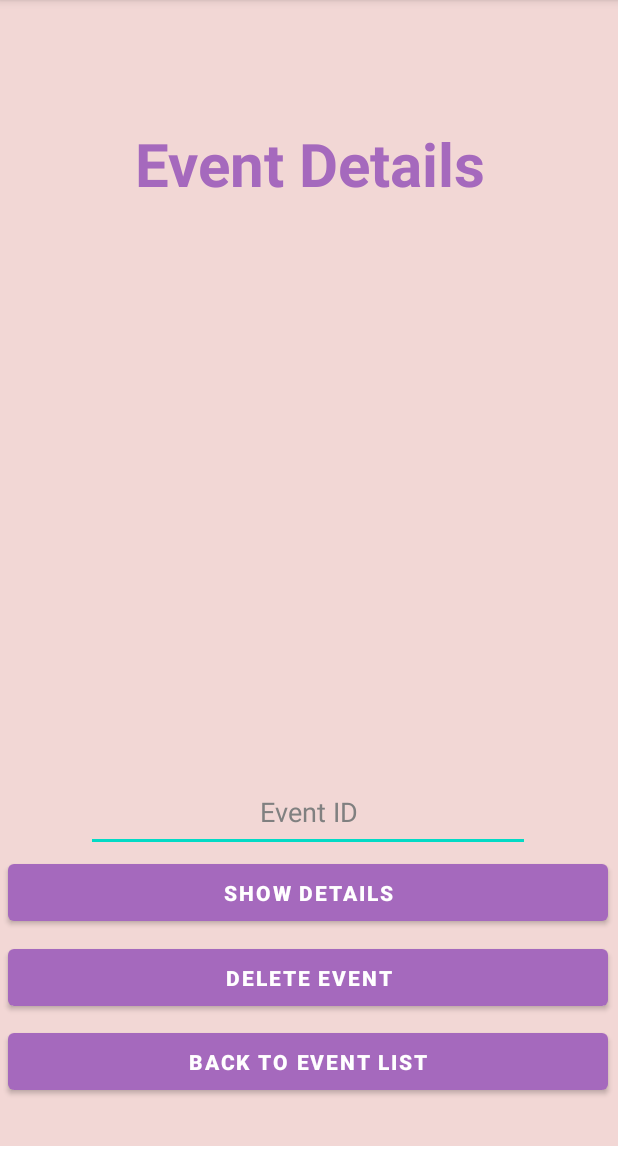
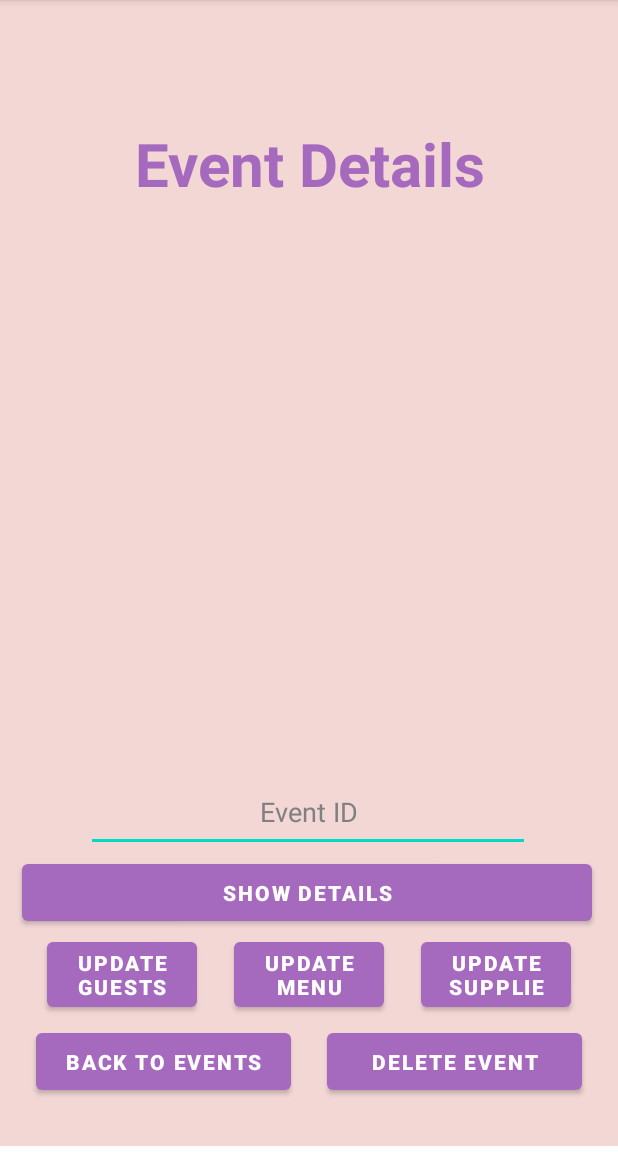
Before and after one commit to Jessica0192/PartyPlanner_Mobile, an Android app: the ViewEventActivity screen opened directly, with no data from a screen before it, on a phone screen of 412 x 824 dp, the part 84-1236 px from its top. Run offline under Robolectric (Android 15) with nearby library versions, the phone set to English and light mode, and no system bars.

Commit message:
Update activity_view_delete_events.xml

```diff
--- a/app/src/main/res/layout/activity_view_delete_events.xml
+++ b/app/src/main/res/layout/activity_view_delete_events.xml
@@ -76,7 +76,7 @@
 
         <Button
             android:id="@+id/btnShowDetails"
-            android:layout_width="400dp"
+            android:layout_width="380dp"
             android:layout_height="50dp"
             android:layout_marginBottom="10dp"
             android:text="Show Details"
@@ -91,8 +91,58 @@
             app:layout_constraintVertical_bias="0.81" />
 
         <Button
+            android:id="@+id/btnUpdateGuests"
+            android:layout_width="100dp"
+            android:layout_height="55dp"
+            android:layout_marginBottom="10dp"
+            android:text="Update Guests"
+            android:textColor="@android:color/white"
+            android:textStyle="bold"
+            app:backgroundTint="@color/purple_btn"
+            app:layout_constraintBottom_toBottomOf="parent"
+            app:layout_constraintEnd_toEndOf="parent"
+            app:layout_constraintHorizontal_bias="0.1"
+            app:layout_constraintStart_toStartOf="parent"
+            app:layout_constraintTop_toTopOf="parent"
+            app:layout_constraintVertical_bias="0.89" />
+
+        <Button
+            android:id="@+id/btnUpdateMenu"
+            android:layout_width="100dp"
+            android:layout_height="55dp"
+            android:layout_marginBottom="10dp"
+            android:text="Update Menu"
+            android:textColor="@android:color/white"
+            android:textStyle="bold"
+            app:backgroundTint="@color/purple_btn"
+            app:layout_constraintBottom_toBottomOf="parent"
+            app:layout_constraintEnd_toEndOf="parent"
+            app:layout_constraintHorizontal_bias="0.5"
+            app:layout_constraintStart_toStartOf="parent"
+            app:layout_constraintTop_toTopOf="parent"
+            app:layout_constraintVertical_bias="0.89" />
+
+        <Button
+            android:id="@+id/btnUpdateSupply"
+            android:layout_width="100dp"
+            android:layout_height="55dp"
+            android:layout_marginBottom="10dp"
+            android:text="Update Supplies"
+            android:textColor="@android:color/white"
+            android:textStyle="bold"
+            app:backgroundTint="@color/purple_btn"
+            app:layout_constraintBottom_toBottomOf="parent"
+            app:layout_constraintEnd_toEndOf="parent"
+            app:layout_constraintHorizontal_bias="0.9"
+            app:layout_constraintStart_toStartOf="parent"
+            app:layout_constraintTop_toTopOf="parent"
+            app:layout_constraintVertical_bias="0.89" />
+
+
+
+        <Button
             android:id="@+id/btnDeleteEvent"
-            android:layout_width="400dp"
+            android:layout_width="170dp"
             android:layout_height="50dp"
             android:layout_marginBottom="10dp"
             android:text="Delete Event"
@@ -101,23 +151,23 @@
             app:backgroundTint="@color/purple_btn"
             app:layout_constraintBottom_toBottomOf="parent"
             app:layout_constraintEnd_toEndOf="parent"
-            app:layout_constraintHorizontal_bias="0.454"
+            app:layout_constraintHorizontal_bias="0.9"
             app:layout_constraintStart_toStartOf="parent"
             app:layout_constraintTop_toTopOf="parent"
-            app:layout_constraintVertical_bias="0.89" />
+            app:layout_constraintVertical_bias="0.97" />
 
         <Button
             android:id="@+id/btnBack"
-            android:layout_width="400dp"
+            android:layout_width="170dp"
             android:layout_height="50dp"
             android:layout_marginBottom="10dp"
-            android:text="Back To Event List"
+            android:text="Back To Events"
             android:textColor="@android:color/white"
             android:textStyle="bold"
             app:backgroundTint="@color/purple_btn"
             app:layout_constraintBottom_toBottomOf="parent"
             app:layout_constraintEnd_toEndOf="parent"
-            app:layout_constraintHorizontal_bias="0.454"
+            app:layout_constraintHorizontal_bias="0.1"
             app:layout_constraintStart_toStartOf="parent"
             app:layout_constraintTop_toTopOf="parent"
             app:layout_constraintVertical_bias="0.97" />/>
```
